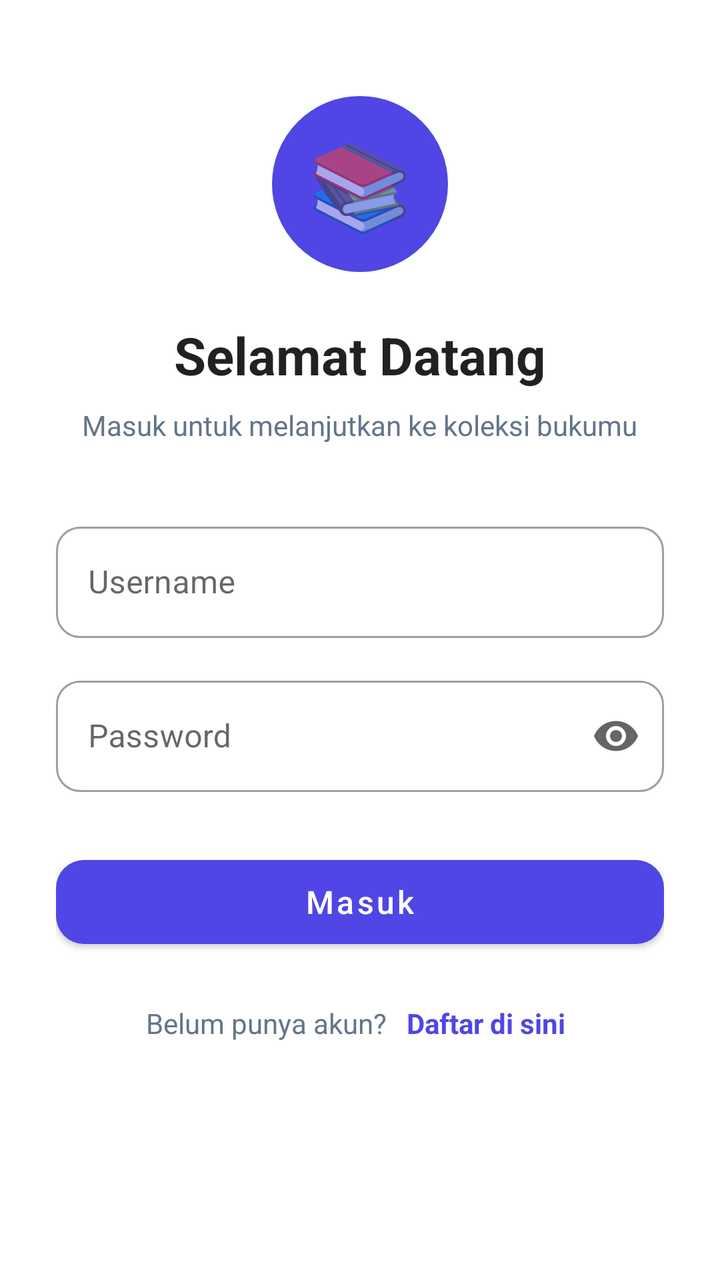
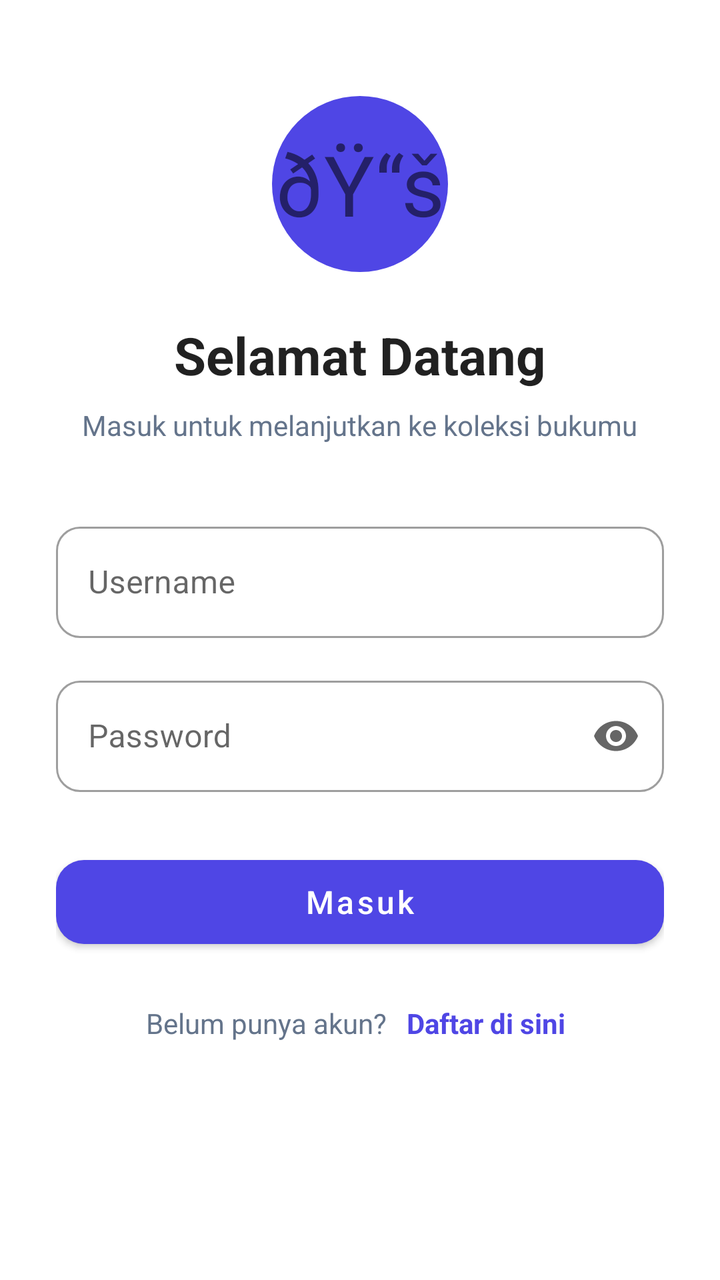

Before-and-after screenshots of an Android layout around one commit, followed by the original layout XML and the change that was made.
<!-- AndroidManifest.xml: application theme Theme.UTSPABKelompok2 -->
<!-- res/layout/activity_login.xml -->
<?xml version="1.0" encoding="utf-8"?>
<ScrollView xmlns:android="http://schemas.android.com/apk/res/android"
    xmlns:app="http://schemas.android.com/apk/res-auto"
    android:layout_width="match_parent"
    android:layout_height="match_parent"
    android:fillViewport="true"
    android:background="?android:attr/colorBackground">

    <LinearLayout
        android:layout_width="match_parent"
        android:layout_height="wrap_content"
        android:orientation="vertical"
        android:gravity="center_horizontal"
        android:paddingStart="28dp"
        android:paddingEnd="28dp"
        android:paddingTop="48dp"
        android:paddingBottom="32dp">

        <FrameLayout
            android:layout_width="88dp"
            android:layout_height="88dp"
            android:background="@drawable/bg_circle_primary">

            <TextView
                android:layout_width="wrap_content"
                android:layout_height="wrap_content"
                android:layout_gravity="center"
                android:text="📚"
                android:textSize="42sp" />
        </FrameLayout>

        <TextView
            android:layout_width="wrap_content"
            android:layout_height="wrap_content"
            android:layout_marginTop="24dp"
            android:text="@string/login_title"
            android:textColor="?android:attr/textColorPrimary"
            android:textSize="26sp"
            android:textStyle="bold" />

        <TextView
            android:layout_width="wrap_content"
            android:layout_height="wrap_content"
            android:layout_marginTop="8dp"
            android:gravity="center"
            android:text="@string/login_subtitle"
            android:textColor="@color/text_secondary"
            android:textSize="14sp" />

        <com.google.android.material.textfield.TextInputLayout
            style="@style/Widget.MaterialComponents.TextInputLayout.OutlinedBox"
            android:layout_width="match_parent"
            android:layout_height="wrap_content"
            android:layout_marginTop="36dp"
            android:hint="@string/username"
            app:boxCornerRadiusBottomEnd="12dp"
            app:boxCornerRadiusBottomStart="12dp"
            app:boxCornerRadiusTopEnd="12dp"
            app:boxCornerRadiusTopStart="12dp">

            <com.google.android.material.textfield.TextInputEditText
                android:id="@+id/etUsername"
                android:layout_width="match_parent"
                android:layout_height="wrap_content"
                android:inputType="text"
                android:maxLines="1"
                android:autofillHints="username" />
        </com.google.android.material.textfield.TextInputLayout>

        <com.google.android.material.textfield.TextInputLayout
            style="@style/Widget.MaterialComponents.TextInputLayout.OutlinedBox"
            android:layout_width="match_parent"
            android:layout_height="wrap_content"
            android:layout_marginTop="16dp"
            android:hint="@string/password"
            app:boxCornerRadiusBottomEnd="12dp"
            app:boxCornerRadiusBottomStart="12dp"
            app:boxCornerRadiusTopEnd="12dp"
            app:boxCornerRadiusTopStart="12dp"
            app:endIconMode="password_toggle">

            <com.google.android.material.textfield.TextInputEditText
                android:id="@+id/etPassword"
                android:layout_width="match_parent"
                android:layout_height="wrap_content"
                android:inputType="textPassword"
                android:maxLines="1"
                android:autofillHints="password" />
        </com.google.android.material.textfield.TextInputLayout>

        <com.google.android.material.button.MaterialButton
            android:id="@+id/btnLogin"
            android:layout_width="match_parent"
            android:layout_height="54dp"
            android:layout_marginTop="28dp"
            android:text="@string/login_button"
            android:textAllCaps="false"
            android:textSize="16sp"
            app:cornerRadius="14dp" />

        <LinearLayout
            android:layout_width="wrap_content"
            android:layout_height="wrap_content"
            android:layout_marginTop="20dp"
            android:gravity="center_vertical"
            android:orientation="horizontal">

            <TextView
                android:layout_width="wrap_content"
                android:layout_height="wrap_content"
                android:text="@string/login_no_account"
                android:textColor="@color/text_secondary"
                android:textSize="14sp" />

            <TextView
                android:id="@+id/tvGoRegister"
                android:layout_width="wrap_content"
                android:layout_height="wrap_content"
                android:layout_marginStart="6dp"
                android:padding="4dp"
                android:text="@string/login_register_link"
                android:textColor="@color/primary"
                android:textSize="14sp"
                android:textStyle="bold" />
        </LinearLayout>
    </LinearLayout>
</ScrollView>
<!-- resources referenced by this layout -->
<resources>
  <color name="primary">#4F46E5</color>
  <color name="text_secondary">#64748B</color>
  <!-- drawable bg_circle_primary (drawable) -->
  <?xml version="1.0" encoding="utf-8"?>
  <shape xmlns:android="http://schemas.android.com/apk/res/android"
      android:shape="oval">
      <solid android:color="@color/primary" />
  </shape>
  <string name="login_button">Masuk</string>
  <string name="login_no_account">Belum punya akun?</string>
  <string name="login_register_link">Daftar di sini</string>
  <string name="login_subtitle">Masuk untuk melanjutkan ke koleksi bukumu</string>
  <string name="login_title">Selamat Datang</string>
  <string name="password">Password</string>
  <string name="username">Username</string>
  <style name="Theme.UTSPABKelompok2" parent="Theme.MaterialComponents.DayNight.DarkActionBar">
          <item name="colorPrimary">@color/primary</item>
          <item name="colorPrimaryVariant">@color/primary_dark</item>
          <item name="colorOnPrimary">@color/white</item>
          <item name="colorSecondary">@color/accent</item>
          <item name="colorSecondaryVariant">@color/teal_700</item>
          <item name="colorOnSecondary">@color/white</item>
          <item name="android:statusBarColor">?attr/colorPrimaryVariant</item>
          <item name="android:windowBackground">@color/background_light</item>
      </style>
  <color name="primary_dark">#3730A3</color>
  <color name="white">#FFFFFFFF</color>
  <color name="accent">#0284C7</color>
  <color name="teal_700">#0369A1</color>
  <color name="background_light">#F1F5F9</color>
</resources>

<!-- the commit's change to res/layout/activity_login.xml (unified diff, before → after) -->
@@ -1,4 +1,4 @@
-<?xml version="1.0" encoding="utf-8"?>
+﻿<?xml version="1.0" encoding="utf-8"?>
 <ScrollView xmlns:android="http://schemas.android.com/apk/res/android"
     xmlns:app="http://schemas.android.com/apk/res-auto"
     android:layout_width="match_parent"
@@ -25,7 +25,7 @@
                 android:layout_width="wrap_content"
                 android:layout_height="wrap_content"
                 android:layout_gravity="center"
-                android:text="📚"
+                android:text="ðŸ“š"
                 android:textSize="42sp" />
         </FrameLayout>
 
@@ -59,7 +59,7 @@
             app:boxCornerRadiusTopStart="12dp">
 
             <com.google.android.material.textfield.TextInputEditText
-                android:id="@+id/etUsername"
+                android:id="@+id/etUsername_196"
                 android:layout_width="match_parent"
                 android:layout_height="wrap_content"
                 android:inputType="text"
@@ -80,7 +80,7 @@
             app:endIconMode="password_toggle">
 
             <com.google.android.material.textfield.TextInputEditText
-                android:id="@+id/etPassword"
+                android:id="@+id/etPassword_196"
                 android:layout_width="match_parent"
                 android:layout_height="wrap_content"
                 android:inputType="textPassword"
@@ -89,7 +89,7 @@
         </com.google.android.material.textfield.TextInputLayout>
 
         <com.google.android.material.button.MaterialButton
-            android:id="@+id/btnLogin"
+            android:id="@+id/btnLogin_196"
             android:layout_width="match_parent"
             android:layout_height="54dp"
             android:layout_marginTop="28dp"
@@ -113,7 +113,7 @@
                 android:textSize="14sp" />
 
             <TextView
-                android:id="@+id/tvGoRegister"
+                android:id="@+id/tvGoRegister_196"
                 android:layout_width="wrap_content"
                 android:layout_height="wrap_content"
                 android:layout_marginStart="6dp"
